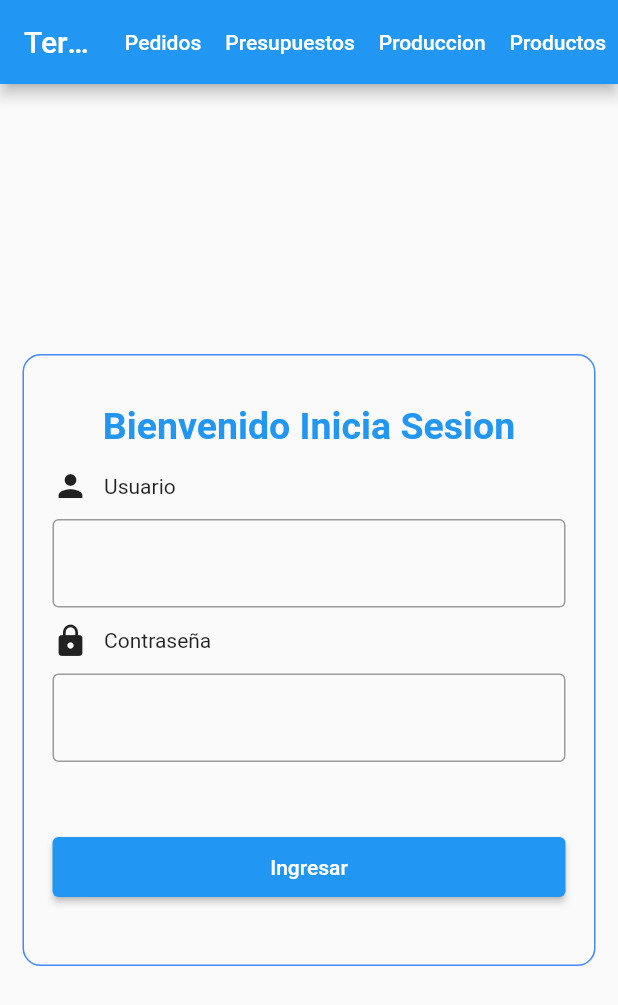
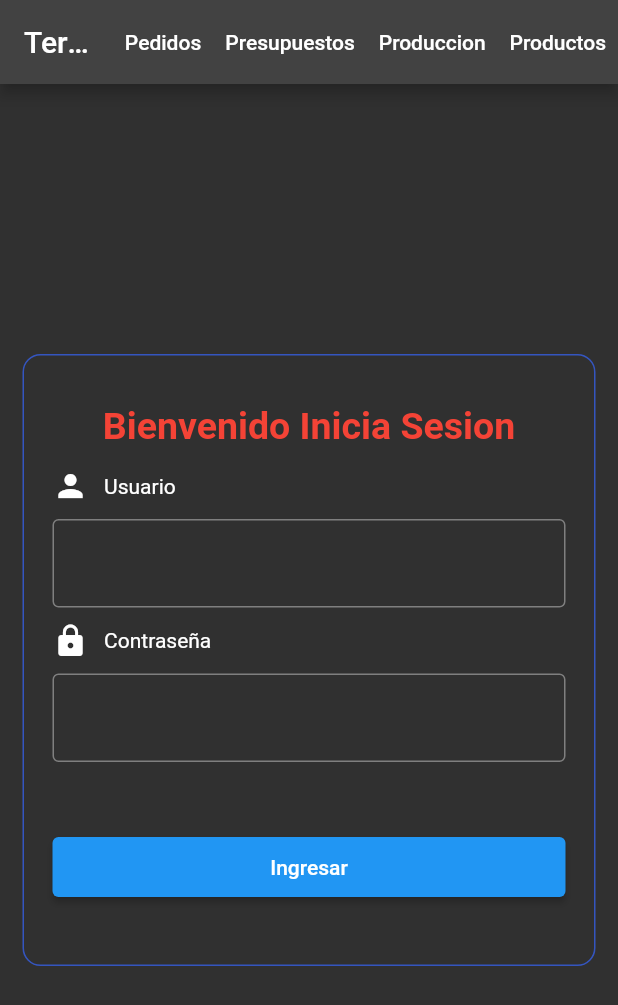
Before and after one commit to FelipeOrmazabal/glass-cut-optimizer, a Flutter app: the screen it shows after launch, on a phone screen of 412 x 824 dp. Shown: the top 1005 px of the screen. Run offline on Flutter 3.47's test engine with Material 2 defaults, Android fonts, the phone set to English and light mode, and no system bars; our stand-ins replace cloud_firestore, firebase_core; accounts and stored records are empty.

Commit message:
cambio theme color

```diff
--- a/lib/Screens/home_screen.dart
+++ b/lib/Screens/home_screen.dart
@@ -3,8 +3,6 @@
 import 'package:flutter/material.dart';
 
 import '../Widgets/appbar_widget.dart';
-
-
 
 class HomeScreen extends StatelessWidget {
   const HomeScreen({Key? key}) : super(key: key);
@@ -37,7 +35,7 @@ class HomeScreen extends StatelessWidget {
         padding: const EdgeInsets.all(3.0),
         decoration: BoxDecoration(
           borderRadius: const BorderRadius.all(Radius.circular(12)),
-          border: Border.all(color: Colors.blueAccent),
+          border: Border.all(color: Color.fromARGB(255, 52, 85, 192)),
         ),
         child: SizedBox(
           width: 400,
@@ -52,7 +50,7 @@ class HomeScreen extends StatelessWidget {
                   style: TextStyle(
                       fontSize: 25,
                       fontWeight: FontWeight.bold,
-                      color: Colors.blue),
+                      color: Colors.red),
                 ),
               ),
               Row(
@@ -80,7 +78,7 @@ class HomeScreen extends StatelessWidget {
                     bottom: 50,
                   ),
                   child: TextFormField(
-                    obscureText: true,
+                      obscureText: true,
                       controller: password,
                       decoration: const InputDecoration(
                         border: OutlineInputBorder(),
@@ -89,12 +87,9 @@ class HomeScreen extends StatelessWidget {
                   height: 40,
                   child: ElevatedButton(
                       onPressed: () {
-
                         if (password.text == "leica666" &&
                             usuario.text == "admin") {
                           Navigator.pushNamed(context, "/pedidos");
-
-
                         } else {
                           showDialog(
                               context: context,
--- a/lib/main.dart
+++ b/lib/main.dart
@@ -16,10 +16,7 @@ import 'package:termopanelescco/Screens/presupuestos_screen.dart';
 import 'package:termopanelescco/Screens/producciones_screen.dart';
 import 'package:termopanelescco/Screens/termopaneles_screen.dart';
 
-
-
 import 'Providers/termo_provider.dart';
-
 
 Future main() async {
 //Coneccion a Firestore
@@ -43,40 +40,29 @@ class MyApp extends StatelessWidget {
   Widget build(BuildContext context) {
     return MultiProvider(
       providers: [
-
         ChangeNotifierProvider(create: (_) => TermoP()),
         ChangeNotifierProvider(create: (_) => AgregarDetallePedidoP()),
         ChangeNotifierProvider(create: (_) => PedidoP()),
         ChangeNotifierProvider(create: (_) => PresupuestoP()),
         ChangeNotifierProvider(create: (_) => DetalleProduccionP()),
-
       ],
       child: MaterialApp(
+        title: 'Termopanelescco',
         scrollBehavior: MyCustomScrollBehavior(),
-        title: 'Flutter Demo',
         debugShowCheckedModeBanner: false,
+
         theme: ThemeData(
-            primaryColor: const Color(0xff1976d2),
-            primaryColorDark: const Color(0xff004ba0),
-            primaryColorLight: const Color(0xff63a4ff),
-            colorScheme: ColorScheme.fromSwatch().copyWith(
-              secondary: const Color(0xffb0bec5),
-              secondaryContainer: const Color(0xff808e95),
-            ),
-            primarySwatch: Colors.blue,
-            visualDensity: VisualDensity.adaptivePlatformDensity),
+            brightness: Brightness.dark, primaryColor: Colors.blueGrey),
+
         initialRoute: '/',
         //rutas de Screens de APP
         routes: {
           '/home': (context) => const HomeScreen(),
-
           '/termopaneles': (context) => const TermopanelesScreen(),
           '/pedidos': (context) => const PedidosScreen(),
-          '/pedidos/agregarpedido': (context) =>   const AgregarPedidoScreen(),
-
+          '/pedidos/agregarpedido': (context) => const AgregarPedidoScreen(),
           '/presupuestos': (context) => const PresupuestosScreen(),
           '/producciones': (context) => const ProduccionesScreen(),
-
         },
         home: const HomeScreen(),
       ),
```
